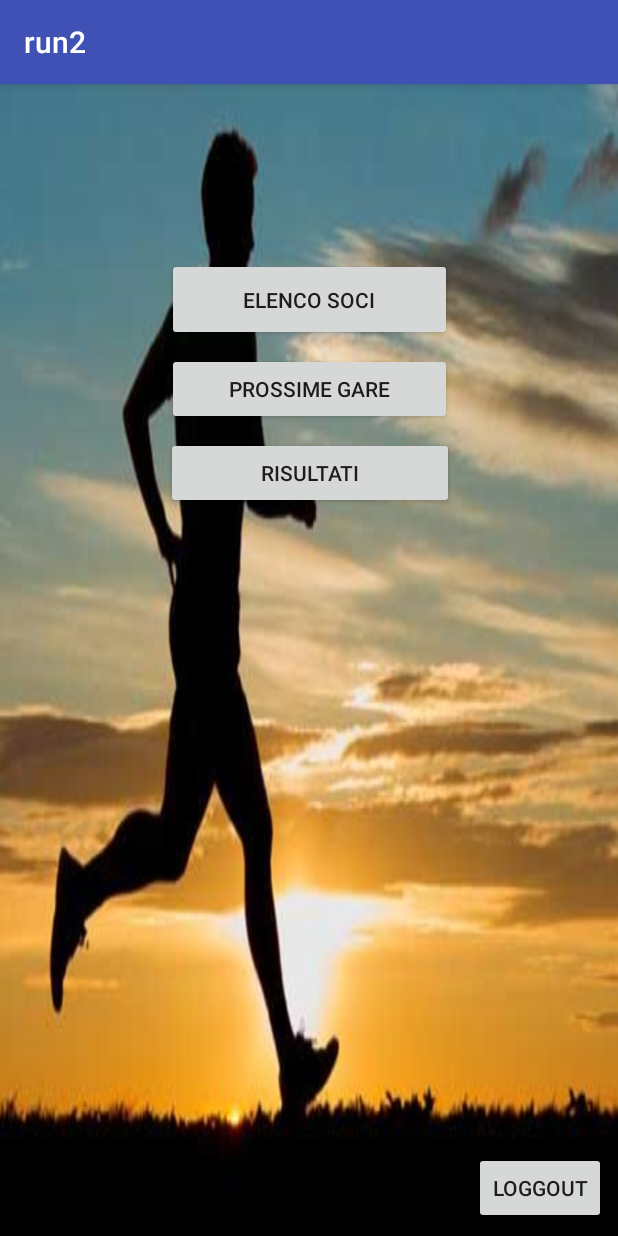
After one commit to livio3/run2, an Android app: the MenuActivity screen opened directly, with no data from a screen before it, on a phone screen of 412 x 824 dp. The commit adds this screen. Run offline under Robolectric (Android 15) with nearby library versions, the phone set to English and light mode, and no system bars.

Commit message:
inseriti alcuni dettagli: passo l'id del socio alle varie activity, ho aggiunto i layout nel caso land, e l'activity menu.

```diff
--- a/app/src/main/AndroidManifest.xml
+++ b/app/src/main/AndroidManifest.xml
@@ -25,6 +25,7 @@
         </activity>
         <activity android:name=".ListaGare" />
         <activity android:name=".DetailedRace" />
+        <activity android:name=".MenuActivity" />
 
     </application>
 
--- /dev/null
+++ b/app/src/main/java/com/example/livio3/run2/MenuActivity.java
@@ -0,0 +1,44 @@
+package com.example.livio3.run2;
+
+import android.content.Intent;
+import android.os.Bundle;
+import android.support.annotation.Nullable;
+import android.support.v7.app.AppCompatActivity;
+import android.view.View;
+import android.widget.Button;
+
+/**
+ * Created by livio3 on 23/07/18.
+ */
+
+public class MenuActivity extends AppCompatActivity {
+
+
+
+    Button nextRaces;
+    Button loggout;
+    @Override
+    protected void onCreate(@Nullable Bundle savedInstanceState) {
+        super.onCreate(savedInstanceState);
+        setContentView(R.layout.activity_menu);
+        nextRaces = findViewById(R.id.nextRaces);
+        nextRaces.setOnClickListener(new View.OnClickListener() {
+            @Override
+            public void onClick(View v) {
+                Bundle data = getIntent().getExtras();
+                String idMember = data.getString(LoginActivity.KEY_ID);
+                Intent intent = new Intent(MenuActivity.this, ListaGare.class);
+                intent.putExtra(LoginActivity.KEY_ID, idMember); //si deve passare l'id del socio
+                startActivity(intent);
+            }
+        });
+        loggout = findViewById(R.id.loggout);
+        loggout.setOnClickListener(new View.OnClickListener() {
+            @Override
+            public void onClick(View v) {
+                Intent intent = new Intent(MenuActivity.this, LoginActivity.class);
+                startActivity(intent);
+            }
+        });
+    }
+}
--- a/app/src/main/res/layout/activity_lista_gare.xml
+++ b/app/src/main/res/layout/activity_lista_gare.xml
@@ -11,7 +11,7 @@
         android:layout_height="wrap_content"
         android:layout_marginEnd="16dp"
         android:layout_marginTop="444dp"
-        android:text="Button"
+        android:text="@string/btnBack"
         app:layout_constraintEnd_toEndOf="parent"
         app:layout_constraintTop_toTopOf="@+id/lvGare" />
 
--- /dev/null
+++ b/app/src/main/res/layout/activity_menu.xml
@@ -0,0 +1,55 @@
+<?xml version="1.0" encoding="utf-8"?>
+<android.support.constraint.ConstraintLayout xmlns:android="http://schemas.android.com/apk/res/android"
+    xmlns:app="http://schemas.android.com/apk/res-auto"
+    xmlns:tools="http://schemas.android.com/tools"
+    android:layout_width="match_parent"
+    android:layout_height="match_parent"
+    android:background="@drawable/corsa">
+
+    <Button
+        android:id="@+id/listMember"
+        android:layout_width="190dp"
+        android:layout_height="55dp"
+        android:layout_marginEnd="8dp"
+        android:layout_marginStart="8dp"
+        android:layout_marginTop="116dp"
+        android:text="@string/listMember"
+        app:layout_constraintEnd_toEndOf="parent"
+        app:layout_constraintStart_toStartOf="parent"
+        app:layout_constraintTop_toTopOf="parent" />
+
+    <Button
+        android:id="@+id/nextRaces"
+        android:layout_width="190dp"
+        android:layout_height="wrap_content"
+        android:layout_marginEnd="8dp"
+        android:layout_marginTop="8dp"
+        android:text="@string/nextRaces"
+        app:layout_constraintEnd_toEndOf="@+id/listMember"
+        app:layout_constraintHorizontal_bias="0.0"
+        app:layout_constraintStart_toStartOf="@+id/listMember"
+        app:layout_constraintTop_toBottomOf="@+id/listMember" />
+
+    <Button
+        android:id="@+id/results"
+        android:layout_width="192dp"
+        android:layout_height="wrap_content"
+        android:layout_marginEnd="8dp"
+        android:layout_marginTop="8dp"
+        android:elevation="0dp"
+        android:text="@string/results"
+        app:layout_constraintEnd_toEndOf="@+id/nextRaces"
+        app:layout_constraintHorizontal_bias="0.1"
+        app:layout_constraintStart_toStartOf="@+id/nextRaces"
+        app:layout_constraintTop_toBottomOf="@+id/nextRaces" />
+
+    <Button
+        android:id="@+id/loggout"
+        android:layout_width="wrap_content"
+        android:layout_height="wrap_content"
+        android:layout_marginBottom="8dp"
+        android:layout_marginEnd="8dp"
+        android:text="@string/loggout"
+        app:layout_constraintBottom_toBottomOf="parent"
+        app:layout_constraintEnd_toEndOf="parent" />
+</android.support.constraint.ConstraintLayout>
--- a/app/src/main/res/values/strings.xml
+++ b/app/src/main/res/values/strings.xml
@@ -20,4 +20,9 @@
     <string name="distance">distance</string>
     <string name="note">note</string>
     <string name="timeRace">time of race</string>
+    <string name="listMember">Elenco Soci</string>
+    <string name="results">Risultati</string>
+    <string name="nextRaces">Prossime gare</string>
+    <string name="btnBack">Back</string>
+    <string name="loggout">loggout</string>
 </resources>
```
Also changed, not shown: app/src/main/java/com/example/livio3/run2/DetailedRace.java (+13 -1 lines), app/src/main/java/com/example/livio3/run2/ListaGare.java (+22 -0 lines), app/src/main/java/com/example/livio3/run2/LoginActivity.java (+14 -14 lines), app/src/main/java/com/example/livio3/run2/Runner.java (+4 -4 lines), app/src/main/res/drawable/corsa.jpg (added).
